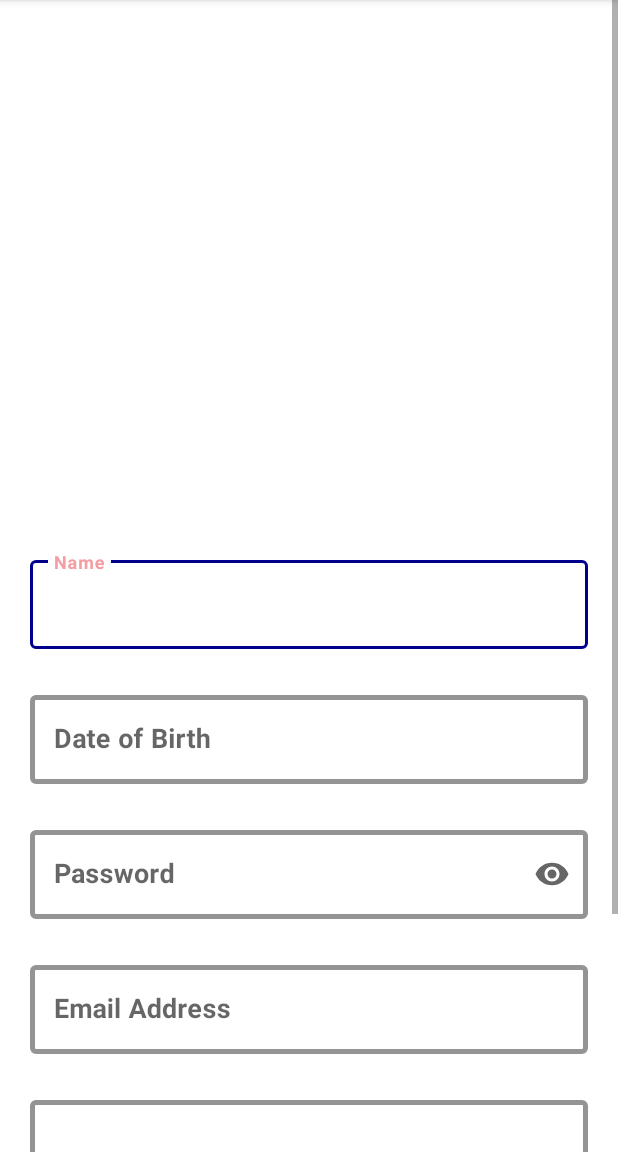
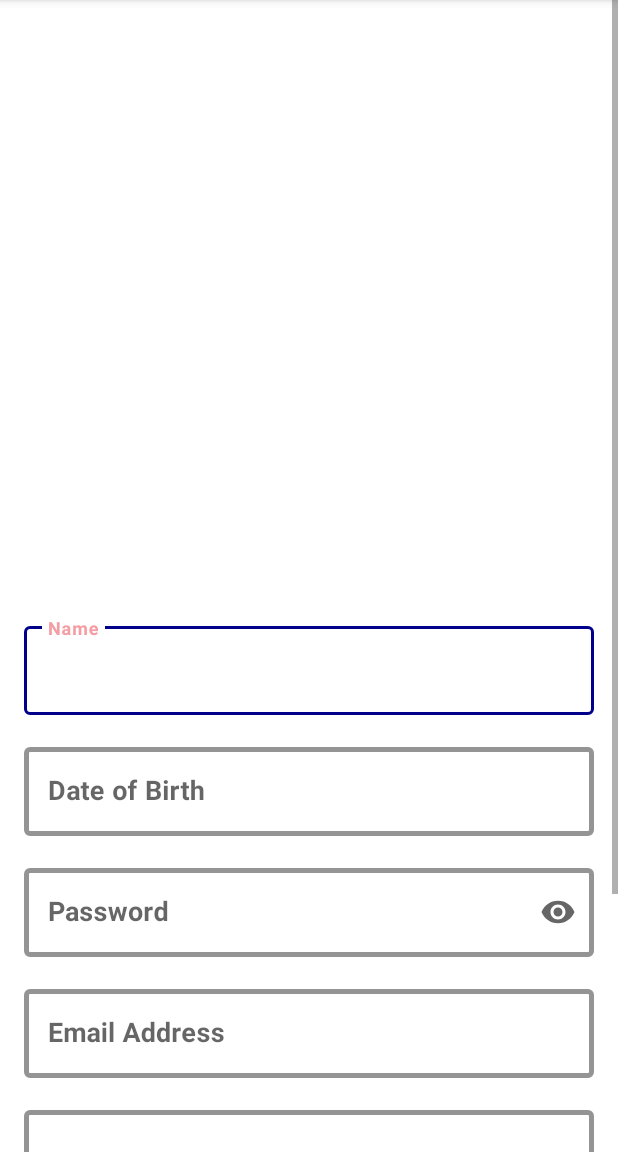
Before and after one commit to sbansal1999/medical-gateway, an Android app: the RegisterActivity screen opened directly, with no data from a screen before it, on a phone screen of 412 x 824 dp, the part 84-1236 px from its top. Run offline under Robolectric (Android 15) with nearby library versions, the phone set to English and light mode, and no system bars.

Commit message:
Added ActivityRegisterBinding object "binding" in RegisterActivity.java and made some changes in activity_register.xml

```diff
--- a/app/src/main/java/com/example/medicalgateway/ImageSliderActivity.java
+++ b/app/src/main/java/com/example/medicalgateway/ImageSliderActivity.java
@@ -13,7 +13,6 @@ public class ImageSliderActivity extends AppCompatActivity {
 
     private final static int NUMBER_OF_IMAGES = 3;
     private ActivityImageSliderBinding binding;
-
 
     @Override
     protected void onCreate(Bundle savedInstanceState) {
--- a/app/src/main/java/com/example/medicalgateway/RegisterActivity.java
+++ b/app/src/main/java/com/example/medicalgateway/RegisterActivity.java
@@ -4,11 +4,18 @@ import androidx.appcompat.app.AppCompatActivity;
 
 import android.os.Bundle;
 
+import com.example.medicalgateway.databinding.ActivityRegisterBinding;
+
 public class RegisterActivity extends AppCompatActivity {
+
+    private ActivityRegisterBinding binding;
 
     @Override
     protected void onCreate(Bundle savedInstanceState) {
         super.onCreate(savedInstanceState);
-        setContentView(R.layout.activity_register);
+
+        binding = ActivityRegisterBinding.inflate(getLayoutInflater());
+
+        setContentView(binding.getRoot());
     }
 }
--- a/app/src/main/res/layout/activity_register.xml
+++ b/app/src/main/res/layout/activity_register.xml
@@ -11,10 +11,8 @@
         android:layout_height="match_parent"
         app:layout_constraintBottom_toBottomOf="parent"
         app:layout_constraintEnd_toEndOf="parent"
-        app:layout_constraintHorizontal_bias="0.0"
         app:layout_constraintStart_toStartOf="parent"
-        app:layout_constraintTop_toTopOf="parent"
-        app:layout_constraintVertical_bias="0.0">
+        app:layout_constraintTop_toTopOf="parent">
 
         <androidx.constraintlayout.widget.ConstraintLayout
             android:layout_width="match_parent"
@@ -26,20 +24,12 @@
                 android:layout_width="wrap_content"
                 android:layout_height="wrap_content"
                 android:orientation="horizontal"
-
-                app:layout_constraintGuide_percent="0.38" />
+                app:layout_constraintGuide_percent="0.40" />
 
 
             <com.google.android.material.textfield.TextInputLayout
                 android:id="@+id/text_name"
-                style="@style/Widget.MaterialComponents.TextInputLayout.OutlinedBox"
-                android:layout_width="match_parent"
-                android:layout_height="wrap_content"
-                android:layout_marginStart="20dp"
-                android:layout_marginLeft="20dp"
-                android:layout_marginEnd="20dp"
-                android:layout_marginRight="20dp"
-                android:layout_marginBottom="25dp"
+                style="@style/text_register"
                 app:boxStrokeColor="#00008B"
                 app:boxStrokeWidth="3dp"
                 app:endIconMode="clear_text"
@@ -53,21 +43,13 @@
                     android:layout_height="wrap_content"
                     android:hint="@string/name"
                     android:textSize="18sp"
-
                     android:textStyle="bold" />
 
             </com.google.android.material.textfield.TextInputLayout>
 
             <com.google.android.material.textfield.TextInputLayout
                 android:id="@+id/text_dob"
-                style="@style/Widget.MaterialComponents.TextInputLayout.OutlinedBox"
-                android:layout_width="match_parent"
-                android:layout_height="wrap_content"
-                android:layout_marginStart="20dp"
-                android:layout_marginLeft="20dp"
-                android:layout_marginTop="25dp"
-                android:layout_marginEnd="20dp"
-                android:layout_marginRight="20dp"
+                style="@style/text_register"
                 app:boxStrokeColor="#00008B"
                 app:boxStrokeWidth="3dp"
                 app:endIconMode="clear_text"
@@ -85,15 +67,27 @@
             </com.google.android.material.textfield.TextInputLayout>
 
             <com.google.android.material.textfield.TextInputLayout
+                android:id="@+id/text_password"
+                style="@style/text_register"
+                app:boxStrokeColor="#00008B"
+                app:boxStrokeWidth="3dp"
+                app:endIconMode="password_toggle"
+                app:layout_constraintEnd_toEndOf="@+id/text_dob"
+                app:layout_constraintStart_toStartOf="@+id/text_dob"
+                app:layout_constraintTop_toBottomOf="@+id/text_dob">
+
+                <com.google.android.material.textfield.TextInputEditText
+                    android:layout_width="match_parent"
+                    android:layout_height="wrap_content"
+                    android:hint="@string/password"
+                    android:inputType="textPassword"
+                    android:textSize="18sp"
+                    android:textStyle="bold" />
+            </com.google.android.material.textfield.TextInputLayout>
+
+            <com.google.android.material.textfield.TextInputLayout
                 android:id="@+id/text_residential_address"
-                style="@style/Widget.MaterialComponents.TextInputLayout.OutlinedBox"
-                android:layout_width="match_parent"
-                android:layout_height="wrap_content"
-                android:layout_marginStart="20dp"
-                android:layout_marginLeft="20dp"
-                android:layout_marginTop="25dp"
-                android:layout_marginEnd="20dp"
-                android:layout_marginRight="20dp"
+                style="@style/text_register"
                 app:boxStrokeColor="#00008B"
                 app:boxStrokeWidth="3dp"
                 app:endIconMode="clear_text"
@@ -112,20 +106,13 @@
 
             <com.google.android.material.textfield.TextInputLayout
                 android:id="@+id/text_email_address"
-                style="@style/Widget.MaterialComponents.TextInputLayout.OutlinedBox"
-                android:layout_width="match_parent"
-                android:layout_height="wrap_content"
-                android:layout_marginStart="20dp"
-                android:layout_marginLeft="20dp"
-                android:layout_marginTop="25dp"
-                android:layout_marginEnd="20dp"
-                android:layout_marginRight="20dp"
+                style="@style/text_register"
                 app:boxStrokeColor="#00008B"
                 app:boxStrokeWidth="3dp"
                 app:endIconMode="clear_text"
-                app:layout_constraintEnd_toEndOf="@+id/text_ppassword"
-                app:layout_constraintStart_toStartOf="@+id/text_ppassword"
-                app:layout_constraintTop_toBottomOf="@+id/text_ppassword">
+                app:layout_constraintEnd_toEndOf="@+id/text_password"
+                app:layout_constraintStart_toStartOf="@+id/text_password"
+                app:layout_constraintTop_toBottomOf="@+id/text_password">
 
                 <com.google.android.material.textfield.TextInputEditText
                     android:layout_width="match_parent"
@@ -135,50 +122,23 @@
                     android:textStyle="bold" />
             </com.google.android.material.textfield.TextInputLayout>
 
-            <com.google.android.material.textfield.TextInputLayout
-                android:id="@+id/text_ppassword"
-                style="@style/Widget.MaterialComponents.TextInputLayout.OutlinedBox"
-                android:layout_width="match_parent"
-                android:layout_height="wrap_content"
-                android:layout_marginStart="20dp"
-                android:layout_marginLeft="20dp"
-                android:layout_marginTop="25dp"
-                android:layout_marginEnd="20dp"
-                android:layout_marginRight="20dp"
-                app:boxStrokeColor="#00008B"
-                app:boxStrokeWidth="3dp"
-                app:endIconMode="password_toggle"
-                app:layout_constraintEnd_toEndOf="@+id/text_dob"
-                app:layout_constraintStart_toStartOf="@+id/text_dob"
-                app:layout_constraintTop_toBottomOf="@+id/text_dob">
 
-                <com.google.android.material.textfield.TextInputEditText
-                    android:layout_width="match_parent"
-                    android:layout_height="wrap_content"
-                    android:hint="@string/password"
-                    android:inputType="textPassword"
-                    android:textSize="18sp"
-                    android:textStyle="bold" />
-            </com.google.android.material.textfield.TextInputLayout>
             <Button
                 android:id="@+id/button_register"
-                android:layout_width="251dp"
-                android:layout_height="62dp"
-                android:layout_marginTop="55dp"
-                android:paddingTop="8dp"
-                android:paddingBottom="8dp"
-                android:text="Register"
+                style="@style/text_register"
+                android:text="@string/register"
                 android:textSize="24sp"
                 android:textStyle="bold"
-                app:layout_constraintEnd_toEndOf="@+id/text_residential_address"
-                app:layout_constraintStart_toStartOf="@+id/text_residential_address"
-                app:layout_constraintTop_toBottomOf="@+id/text_residential_address" />
+                app:layout_constraintBottom_toBottomOf="parent"
+                app:layout_constraintEnd_toEndOf="@+id/checkBox_tc"
+                app:layout_constraintStart_toStartOf="@+id/checkBox_tc"
+                app:layout_constraintTop_toBottomOf="@+id/checkBox_tc" />
 
             <CheckBox
                 android:id="@+id/checkBox_tc"
                 android:layout_width="wrap_content"
-                android:layout_height="59dp"
-                android:text="I accept the Terms and Condtions"
+                android:layout_height="wrap_content"
+                android:text="@string/terms_and_conditions"
                 app:layout_constraintStart_toStartOf="@+id/text_residential_address"
                 app:layout_constraintTop_toBottomOf="@+id/text_residential_address" />
 
--- a/app/src/main/res/values/strings.xml
+++ b/app/src/main/res/values/strings.xml
@@ -23,5 +23,7 @@
     <string name="welcome">Welcome!</string>
     <string name="skip">Skip</string>
     <string name="next">Next</string>
+    <string name="register">Register</string>
+    <string name="terms_and_conditions">I accept the Terms and Conditions</string>
 
 </resources>
--- a/app/src/main/res/values/styles.xml
+++ b/app/src/main/res/values/styles.xml
@@ -23,4 +23,15 @@
         <item name="android:layout_marginEnd">8dp</item>
         <item name="android:layout_marginRight">8dp</item>
     </style>
+
+    <style name="text_register" parent="Widget.MaterialComponents.TextInputLayout.OutlinedBox">
+        <item name="android:layout_width">match_parent</item>
+        <item name="android:layout_height">wrap_content</item>
+        <item name="android:layout_marginStart">16dp</item>
+        <item name="android:layout_marginLeft">16dp</item>
+        <item name="android:layout_marginEnd">16dp</item>
+        <item name="android:layout_marginRight">16dp</item>
+        <item name="android:layout_marginBottom">16dp</item>
+        <item name="android:layout_marginTop">16dp</item>
+    </style>
 </resources>
```
